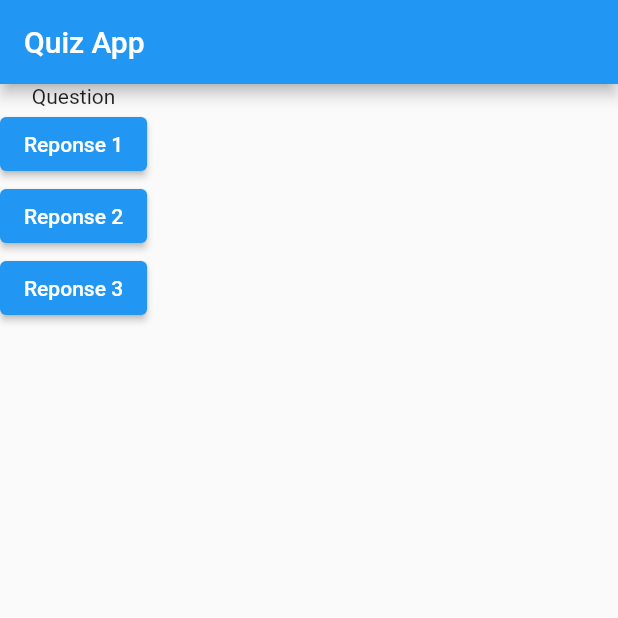
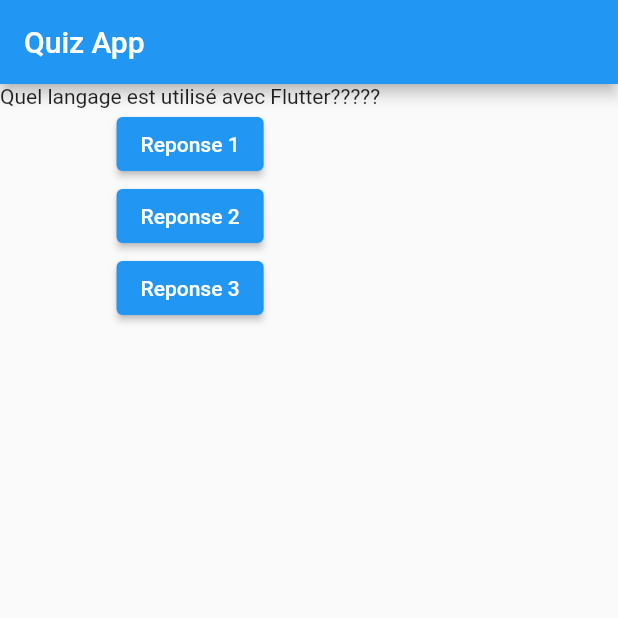
Before and after one commit to mehdi-mtir/flutter-first-app, a Flutter app: the screen it shows after launch, after a tap on "Reponse 1", on a phone screen of 412 x 824 dp, the top half of it. Run offline on Flutter 3.47's test engine with Material 2 defaults, Android fonts, the phone set to English and light mode, and no system bars.

```diff
--- a/lib/main.dart
+++ b/lib/main.dart
@@ -1,11 +1,35 @@
 import 'package:flutter/material.dart';
 
 void main() {
-  runApp(const MyApp());
+  runApp(MyApp());
 }
 
-class MyApp extends StatelessWidget {
-  const MyApp({super.key});
+class MyApp extends StatefulWidget {
+  MyApp({super.key});
+
+  @override
+  State<MyApp> createState() => _MyAppState();
+}
+
+class _MyAppState extends State<MyApp> {
+  int _questionIndex = 0;
+
+  final _questions = [
+    {"question": "Quel langage est utilisé avec Flutter?????", "reponses": []},
+    {
+      "question": "Quel est le composant principal d'une application Flutter?",
+      "reponses": []
+    },
+    {
+      "question": "En quelle année est apparue la première version de Flutter?",
+      "reponses": []
+    },
+  ];
+
+  _getResponse() {
+    print("Reponse sélectionnée!");
+    _questionIndex++;
+  }
 
   @override
   Widget build(BuildContext context) {
@@ -14,16 +38,10 @@ class MyApp extends StatelessWidget {
         appBar: AppBar(title: const Text('Quiz App')),
         body: Column(
           children: [
-            const Text('Question'),
-            ElevatedButton(
-                onPressed: () => print('Reponse 1 sélectionnée!'),
-                child: const Text('Reponse 1')),
-            ElevatedButton(
-                onPressed: () => print('Reponse 2 sélectionnée!'),
-                child: Text('Reponse 2')),
-            ElevatedButton(
-                onPressed: () => print('Reponse 3 sélectionnée!'),
-                child: Text('Reponse 3')),
+            Text(_questions[_questionIndex]['question'] as String),
+            ElevatedButton(onPressed: _getResponse, child: Text('Reponse 1')),
+            ElevatedButton(onPressed: _getResponse, child: Text('Reponse 2')),
+            ElevatedButton(onPressed: _getResponse, child: Text('Reponse 3')),
           ],
         ),
       ),
--- a/pubspec.yaml
+++ b/pubspec.yaml
@@ -3,7 +3,7 @@ description: A new Flutter project.
 
 # The following line prevents the package from being accidentally published to
 # pub.dev using `flutter pub publish`. This is preferred for private packages.
-publish_to: 'none' # Remove this line if you wish to publish to pub.dev
+publish_to: "none" # Remove this line if you wish to publish to pub.dev
 
 # The following defines the version and build number for your application.
 # A version number is three numbers separated by dots, like 1.2.43
@@ -20,7 +20,7 @@ publish_to: 'none' # Remove this line if you wish to publish to pub.dev
 version: 1.0.0+1
 
 environment:
-  sdk: '>=2.18.6 <3.0.0'
+  sdk: ">=2.11 <3.0.0"
 
 # Dependencies specify other packages that your package needs in order to work.
 # To automatically upgrade your package dependencies to the latest versions
@@ -31,7 +31,6 @@ environment:
 dependencies:
   flutter:
     sdk: flutter
-
 
   # The following adds the Cupertino Icons font to your application.
   # Use with the CupertinoIcons class for iOS style icons.
@@ -53,7 +52,6 @@ dev_dependencies:
 
 # The following section is specific to Flutter packages.
 flutter:
-
   # The following line ensures that the Material Icons font is
   # included with your application, so that you can use the icons in
   # the material Icons class.
```
